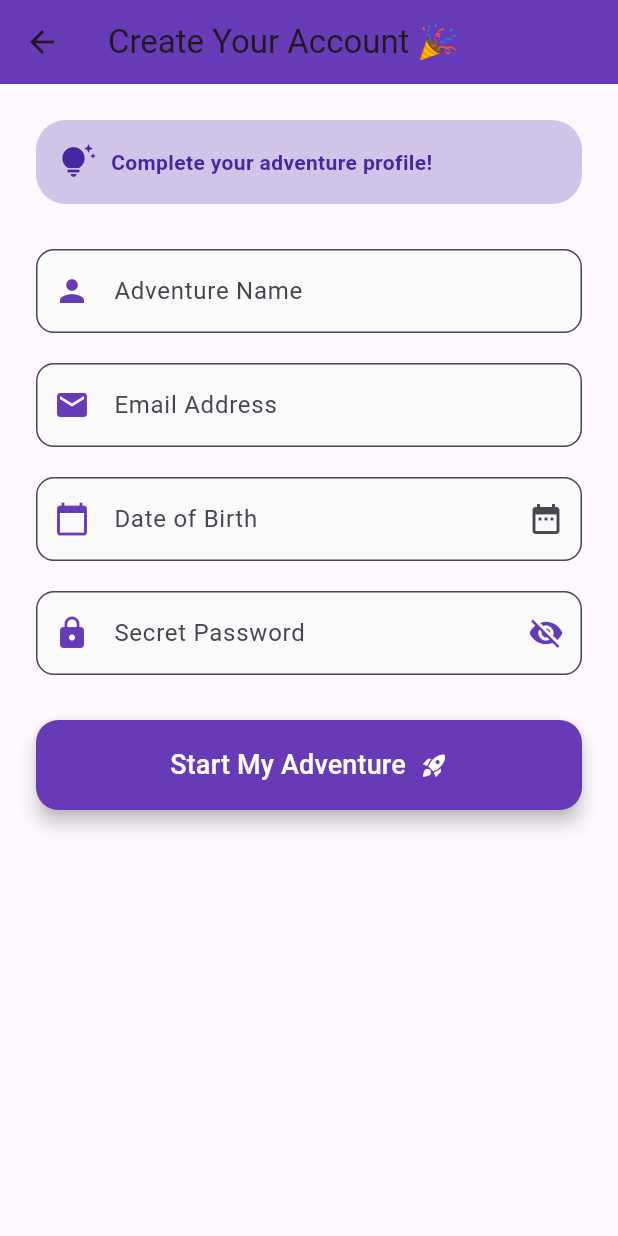
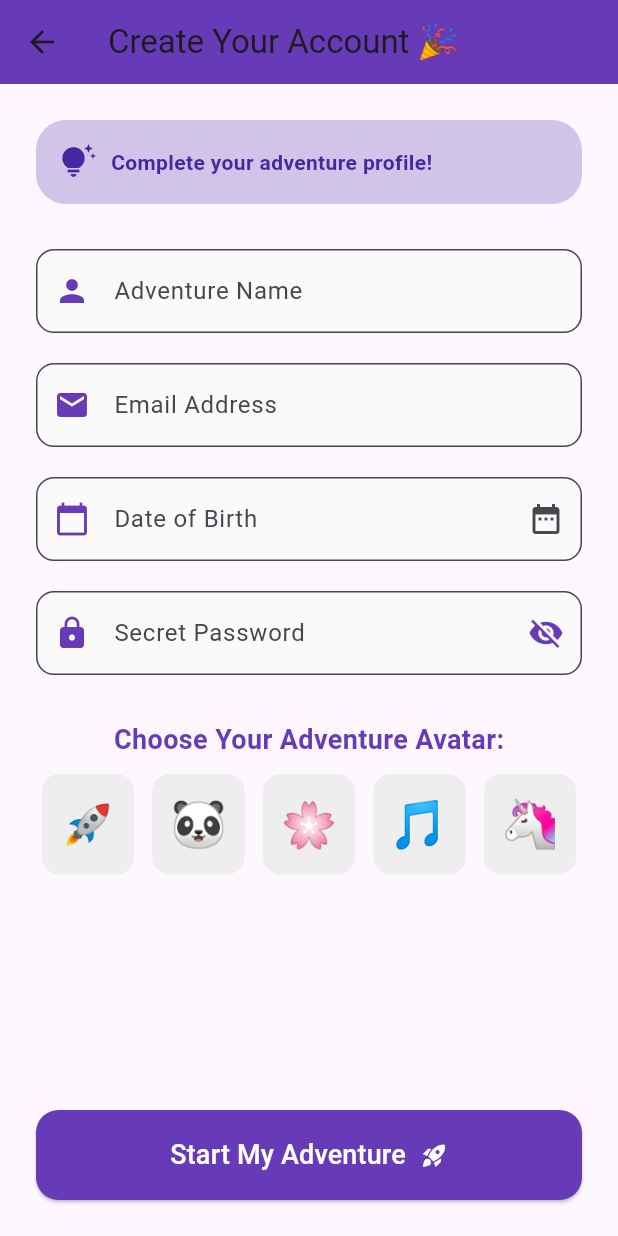
Before and after one commit to Lavanyathangaraj/mad_inclass_activity_13, a Flutter app: the screen it shows after launch, after a tap on "Start Adventure", on a phone screen of 412 x 824 dp. Run offline on Flutter 3.47's test engine with Material 3 defaults, Android fonts, the phone set to English and light mode, and no system bars; our stand-ins replace animated_text_kit, confetti.

Commit message:
Add Avatar Selection

```diff
--- a/lib/main.dart
+++ b/lib/main.dart
@@ -1,6 +1,3 @@
-// The Adventure Begins - Main Dart File
-// Replace lib/main.dart with this exciting code:
-
 import 'package:flutter/material.dart';
 import 'package:animated_text_kit/animated_text_kit.dart';
 import 'package:confetti/confetti.dart';
@@ -27,7 +24,7 @@ class SignupAdventureApp extends StatelessWidget {
 }
 
 // --------------------------------------
-// Welcome Screen w/ Animated Text
+// Welcome Screen
 // --------------------------------------
 class WelcomeScreen extends StatelessWidget {
   const WelcomeScreen({super.key});
@@ -42,7 +39,6 @@ class WelcomeScreen extends StatelessWidget {
           child: Column(
             mainAxisAlignment: MainAxisAlignment.center,
             children: [
-              // Animated Emoji
               AnimatedContainer(
                 duration: const Duration(seconds: 2),
                 curve: Curves.bounceOut,
@@ -66,8 +62,6 @@ class WelcomeScreen extends StatelessWidget {
                 ),
               ),
               const SizedBox(height: 40),
-
-              // Animated Title
               AnimatedTextKit(
                 animatedTexts: [
                   TypewriterAnimatedText(
@@ -82,17 +76,13 @@ class WelcomeScreen extends StatelessWidget {
                 ],
                 totalRepeatCount: 1,
               ),
-
               const SizedBox(height: 20),
               const Text(
                 'Create your account and start your journey',
                 textAlign: TextAlign.center,
                 style: TextStyle(fontSize: 16, color: Colors.grey),
               ),
-
               const SizedBox(height: 50),
-
-              // Start Button
               ElevatedButton(
                 onPressed: () {
                   Navigator.push(
@@ -108,7 +98,6 @@ class WelcomeScreen extends StatelessWidget {
                   shape: RoundedRectangleBorder(
                     borderRadius: BorderRadius.circular(30),
                   ),
-                  elevation: 5,
                 ),
                 child: const Row(
                   mainAxisSize: MainAxisSize.min,
@@ -131,7 +120,7 @@ class WelcomeScreen extends StatelessWidget {
 }
 
 // --------------------------------------
-// Signup Screen w/ Interactive Form
+// Signup Screen
 // --------------------------------------
 class SignupScreen extends StatefulWidget {
   const SignupScreen({super.key});
@@ -149,6 +138,10 @@ class _SignupScreenState extends State<SignupScreen> {
   bool _isPasswordVisible = false;
   bool _isLoading = false;
 
+  // --- Avatar Selection ---
+  final List<String> _avatars = ['🚀', '🐼', '🌸', '🎵', '🦄'];
+  String? _selectedAvatar;
+
   @override
   void dispose() {
     _nameController.dispose();
@@ -158,7 +151,6 @@ class _SignupScreenState extends State<SignupScreen> {
     super.dispose();
   }
 
-  // Date Picker Function
   Future<void> _selectDate() async {
     DateTime? picked = await showDatePicker(
       context: context,
@@ -175,11 +167,18 @@ class _SignupScreenState extends State<SignupScreen> {
 
   void _submitForm() {
     if (_formKey.currentState!.validate()) {
+      if (_selectedAvatar == null) {
+        ScaffoldMessenger.of(context).showSnackBar(
+          const SnackBar(
+              content: Text('Please choose an avatar to start your journey!')),
+        );
+        return;
+      }
+
       setState(() {
         _isLoading = true;
       });
 
-      // Simulate API call
       Future.delayed(const Duration(seconds: 2), () {
         if (!mounted) return;
         setState(() {
@@ -189,7 +188,10 @@ class _SignupScreenState extends State<SignupScreen> {
         Navigator.pushReplacement(
           context,
           MaterialPageRoute(
-            builder: (context) => SuccessScreen(userName: _nameController.text),
+            builder: (context) => SuccessScreen(
+              userName: _nameController.text,
+              avatar: _selectedAvatar!,
+            ),
           ),
         );
       });
@@ -202,16 +204,24 @@ class _SignupScreenState extends State<SignupScreen> {
       appBar: AppBar(
         title: const Text('Create Your Account 🎉'),
         backgroundColor: Colors.deepPurple,
-        elevation: 0,
       ),
-      body: Padding(
+      body: SafeArea(
+        child: LayoutBuilder(
+          builder: (context, constraints) {
+            return SingleChildScrollView(
+              physics: const BouncingScrollPhysics(),
+              child: ConstrainedBox(
+                constraints: BoxConstraints(minHeight: constraints.maxHeight),
+                child: IntrinsicHeight(
+                  child: Padding(
                     padding: const EdgeInsets.all(24.0),
-        child: SingleChildScrollView(
                     child: Form(
                       key: _formKey,
                       child: Column(
+                        mainAxisAlignment: MainAxisAlignment.spaceBetween,
                         children: [
-                // Animated Form Header
+                          Column(
+                            children: [
                               AnimatedContainer(
                                 duration: const Duration(milliseconds: 500),
                                 curve: Curves.easeInOut,
@@ -239,7 +249,6 @@ class _SignupScreenState extends State<SignupScreen> {
                               ),
                               const SizedBox(height: 30),
 
-                // Name Field
                               _buildTextField(
                                 controller: _nameController,
                                 label: 'Adventure Name',
@@ -253,7 +262,6 @@ class _SignupScreenState extends State<SignupScreen> {
                               ),
                               const SizedBox(height: 20),
 
-                // Email Field
                               _buildTextField(
                                 controller: _emailController,
                                 label: 'Email Address',
@@ -262,7 +270,8 @@ class _SignupScreenState extends State<SignupScreen> {
                                   if (value == null || value.isEmpty) {
                                     return 'We need your email for adventure updates!';
                                   }
-                    if (!value.contains('@') || !value.contains('.')) {
+                                  if (!value.contains('@') ||
+                                      !value.contains('.')) {
                                     return 'Oops! That doesn\'t look like a valid email';
                                   }
                                   return null;
@@ -270,7 +279,6 @@ class _SignupScreenState extends State<SignupScreen> {
                               ),
                               const SizedBox(height: 20),
 
-                // DOB Field
                               TextFormField(
                                 controller: _dobController,
                                 readOnly: true,
@@ -298,14 +306,13 @@ class _SignupScreenState extends State<SignupScreen> {
                               ),
                               const SizedBox(height: 20),
 
-                // Password Field
                               TextFormField(
                                 controller: _passwordController,
                                 obscureText: !_isPasswordVisible,
                                 decoration: InputDecoration(
                                   labelText: 'Secret Password',
-                    prefixIcon:
-                        const Icon(Icons.lock, color: Colors.deepPurple),
+                                  prefixIcon: const Icon(Icons.lock,
+                                      color: Colors.deepPurple),
                                   border: OutlineInputBorder(
                                     borderRadius: BorderRadius.circular(12),
                                   ),
@@ -320,7 +327,8 @@ class _SignupScreenState extends State<SignupScreen> {
                                     ),
                                     onPressed: () {
                                       setState(() {
-                          _isPasswordVisible = !_isPasswordVisible;
+                                        _isPasswordVisible =
+                                            !_isPasswordVisible;
                                       });
                                     },
                                   ),
@@ -337,45 +345,62 @@ class _SignupScreenState extends State<SignupScreen> {
                               ),
                               const SizedBox(height: 30),
 
-                // Submit Button
-                AnimatedContainer(
-                  duration: const Duration(milliseconds: 300),
-                  width: _isLoading ? 60 : double.infinity,
-                  height: 60,
-                  child: _isLoading
-                      ? const Center(
-                          child: CircularProgressIndicator(
-                            valueColor: AlwaysStoppedAnimation<Color>(
-                                Colors.deepPurple),
+                              // Avatar Selection
+                              const Text(
+                                'Choose Your Adventure Avatar:',
+                                style: TextStyle(
+                                    fontSize: 18,
+                                    color: Colors.deepPurple,
+                                    fontWeight: FontWeight.bold),
                               ),
-                        )
-                      : ElevatedButton(
-                          onPressed: _submitForm,
-                          style: ElevatedButton.styleFrom(
-                            backgroundColor: Colors.deepPurple,
-                            shape: RoundedRectangleBorder(
-                              borderRadius: BorderRadius.circular(15),
+                              const SizedBox(height: 10),
+                              Wrap(
+                                spacing: 12,
+                                children: _avatars.map((avatar) {
+                                  final bool isSelected =
+                                      _selectedAvatar == avatar;
+                                  return GestureDetector(
+                                    onTap: () {
+                                      setState(() {
+                                        _selectedAvatar = avatar;
+                                      });
+                                    },
+                                    child: AnimatedContainer(
+                                      duration:
+                                          const Duration(milliseconds: 200),
+                                      padding: const EdgeInsets.all(10),
+                                      decoration: BoxDecoration(
+                                        color: isSelected
+                                            ? Colors.deepPurple[200]
+                                            : Colors.grey[200],
+                                        borderRadius: BorderRadius.circular(12),
+                                        border: Border.all(
+                                          color: isSelected
+                                              ? Colors.deepPurple
+                                              : Colors.transparent,
+                                          width: 2,
                                         ),
-                            padding: const EdgeInsets.symmetric(vertical: 16),
-                            elevation: 5,
                                       ),
-                          child: const Row(
-                            mainAxisAlignment: MainAxisAlignment.center,
-                            children: [
-                              Text(
-                                'Start My Adventure',
-                                style: TextStyle(
-                                    fontSize: 18, color: Colors.white),
+                                      child: Text(
+                                        avatar,
+                                        style: const TextStyle(fontSize: 30),
                                       ),
-                              SizedBox(width: 10),
-                              Icon(Icons.rocket_launch, color: Colors.white),
+                                    ),
+                                  );
+                                }).toList(),
+                              ),
+                              const SizedBox(height: 30),
+                            ],
+                          ),
+                          _buildSubmitButton(),
                         ],
                       ),
                     ),
                   ),
-              ],
                 ),
               ),
+            );
+          },
         ),
       ),
     );
@@ -401,14 +426,51 @@ class _SignupScreenState extends State<SignupScreen> {
       validator: validator,
     );
   }
+
+  Widget _buildSubmitButton() {
+    return AnimatedContainer(
+      duration: const Duration(milliseconds: 300),
+      width: _isLoading ? 60 : double.infinity,
+      height: 60,
+      child: _isLoading
+          ? const Center(
+              child: CircularProgressIndicator(
+                valueColor: AlwaysStoppedAnimation<Color>(Colors.deepPurple),
+              ),
+            )
+          : ElevatedButton(
+              onPressed: _submitForm,
+              style: ElevatedButton.styleFrom(
+                backgroundColor: Colors.deepPurple,
+                shape: RoundedRectangleBorder(
+                  borderRadius: BorderRadius.circular(15),
+                ),
+                padding: const EdgeInsets.symmetric(vertical: 16),
+              ),
+              child: const Row(
+                mainAxisAlignment: MainAxisAlignment.center,
+                children: [
+                  Text(
+                    'Start My Adventure',
+                    style: TextStyle(fontSize: 18, color: Colors.white),
+                  ),
+                  SizedBox(width: 10),
+                  Icon(Icons.rocket_launch, color: Colors.white),
+                ],
+              ),
+            ),
+    );
+  }
 }
 
 // --------------------------------------
-// Success Screen w/ Confetti Celebration
+// Success Screen
 // --------------------------------------
 class SuccessScreen extends StatefulWidget {
   final String userName;
-  const SuccessScreen({super.key, required this.userName});
+  final String avatar;
+  const SuccessScreen(
+      {super.key, required this.userName, required this.avatar});
 
   @override
   State<SuccessScreen> createState() => _SuccessScreenState();
@@ -458,58 +520,42 @@ class _SuccessScreenState extends State<SuccessScreen> {
               child: Column(
                 mainAxisAlignment: MainAxisAlignment.center,
                 children: [
-                  AnimatedContainer(
-                    duration: const Duration(seconds: 1),
-                    curve: Curves.elasticOut,
-                    width: 150,
-                    height: 150,
-                    decoration: BoxDecoration(
-                      color: Colors.deepPurple,
-                      shape: BoxShape.circle,
-                      boxShadow: [
-                        BoxShadow(
-                          color: Colors.deepPurple.withOpacity(0.5),
-                          blurRadius: 20,
-                          spreadRadius: 5,
+                  Text(
+                    widget.avatar,
+                    style: const TextStyle(fontSize: 100),
                   ),
-                      ],
+                  const SizedBox(height: 10),
+                  Text(
+                    widget.userName,
+                    style: const TextStyle(
+                        fontSize: 22,
+                        fontWeight: FontWeight.bold,
+                        color: Colors.deepPurple),
                   ),
-                    child: const Icon(
-                      Icons.celebration,
-                      color: Colors.white,
-                      size: 80,
-                    ),
-                  ),
-                  const SizedBox(height: 40),
-
+                  const SizedBox(height: 20),
                   AnimatedTextKit(
                     animatedTexts: [
                       TypewriterAnimatedText(
                         'Welcome, Adventurer! 🎉',
                         textAlign: TextAlign.center,
                         textStyle: const TextStyle(
-                          fontSize: 28,
+                          fontSize: 26,
                           fontWeight: FontWeight.bold,
                           color: Colors.deepPurple,
                         ),
-                        speed: Duration(milliseconds: 100),
+                        speed: const Duration(milliseconds: 100),
                       ),
                     ],
                     totalRepeatCount: 1,
                   ),
-
                   const SizedBox(height: 20),
                   const Text(
                     'Your adventure begins now!',
                     style: TextStyle(fontSize: 18, color: Colors.grey),
                   ),
-
                   const SizedBox(height: 50),
-
                   ElevatedButton(
-                    onPressed: () {
-                      _confettiController.play();
-                    },
+                    onPressed: () => _confettiController.play(),
                     style: ElevatedButton.styleFrom(
                       backgroundColor: Colors.deepPurple,
                       padding: const EdgeInsets.symmetric(
```
Lines whose indentation alone changed are shown as unchanged.
